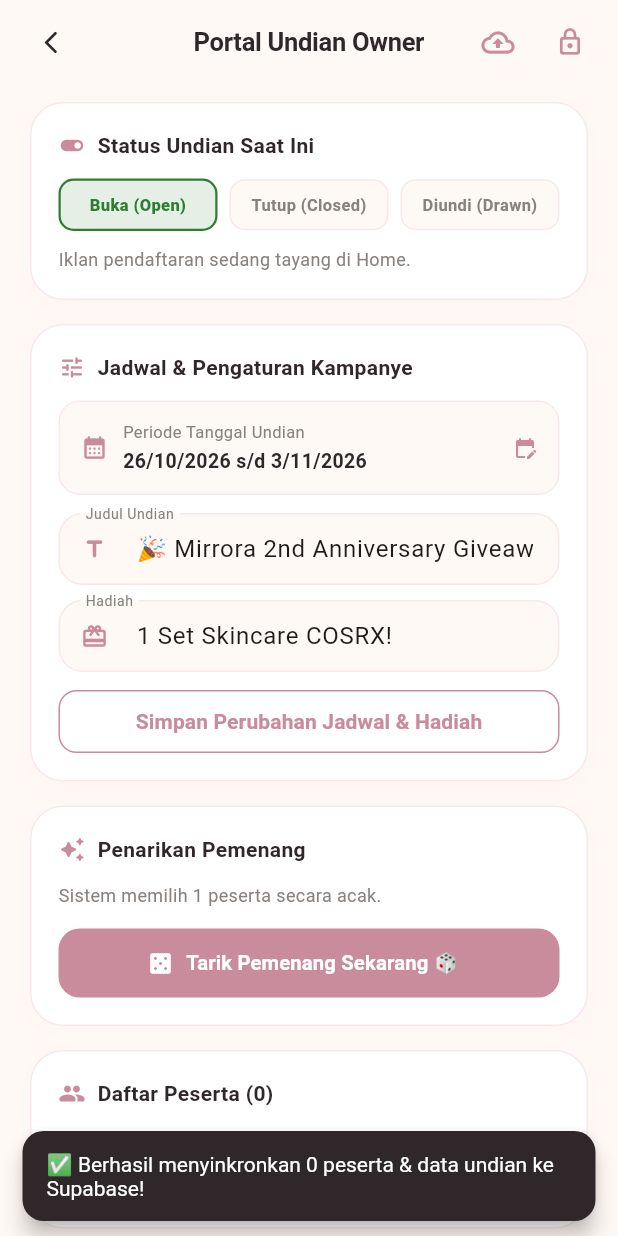
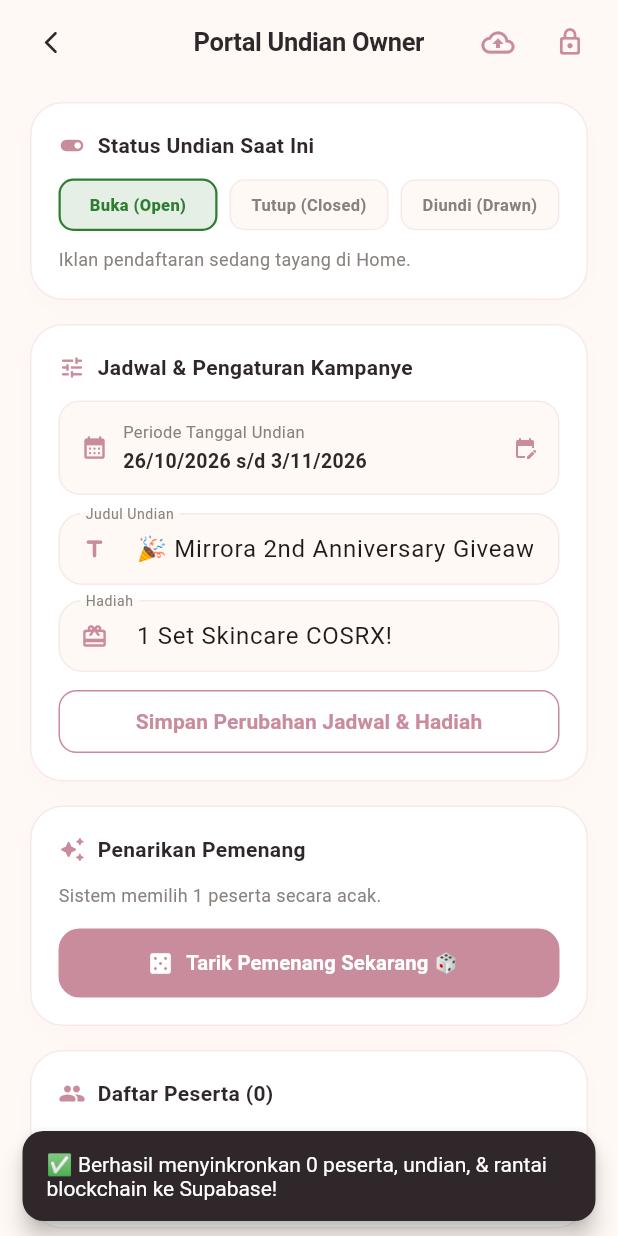
Before and after one commit to dndraamy/mirrora-app, a Flutter app: the AdminGiveawayScreen screen opened directly, after a tap on the "cloud upload" icon, on a phone screen of 412 x 824 dp. Run offline on Flutter 3.47's test engine with Material 3 defaults, Android fonts, the phone set to English and light mode, and no system bars; our stand-ins replace flutter_local_notifications, flutter_map, flutter_secure_storage, geolocator, hive_flutter, image_picker and 6 more; missing offline and left inert: bcrypt, noise_meter; accounts and stored records are empty; network calls fail.

Commit message:
fix: sinkronisasi rantai blockchain ke Supabase

```diff
--- a/lib/screens/admin_giveaway_screen.dart
+++ b/lib/screens/admin_giveaway_screen.dart
@@ -488,7 +488,7 @@ class _AdminGiveawayScreenState extends State<AdminGiveawayScreen> with WidgetsB
                 try {
                   final synced = await _service.syncLocalToSupabase();
                   if (mounted) {
-                    _showMessage('✅ Berhasil menyinkronkan $synced peserta & data undian ke Supabase!');
+                    _showMessage('✅ Berhasil menyinkronkan $synced peserta, undian, & rantai blockchain ke Supabase!');
                   }
                 } catch (e) {
                   if (mounted) _showMessage('Gagal sinkron: $e');
--- a/lib/services/giveaway_service.dart
+++ b/lib/services/giveaway_service.dart
@@ -73,8 +73,9 @@ class GiveawayService {
     voucherCountNotifier = ValueNotifier<int>(0);
     _initialized = true;
 
-    // 3. Sinkronisasi latar belakang dengan Supabase (pull peserta & status terkini)
+    // 3. Sinkronisasi latar belakang dengan Supabase (pull peserta, status terkini, & rantai blockchain)
     unawaited(_syncFromSupabase());
+    unawaited(_syncBlockchainFromSupabase());
   }
 
   /// Tarik data peserta & status kampanye terbaru dari Supabase ke lokal.
@@ -213,6 +214,83 @@ class GiveawayService {
         }
       }
     } catch (_) {
+    }
+  }
+
+  /// Tarik seluruh rantai blockchain dari tabel giveaway_blocks di Supabase untuk transparansi & audit publik
+  Future<void> _syncBlockchainFromSupabase() async {
+    try {
+      final supabase = Supabase.instance.client;
+      final res = await supabase
+          .from('giveaway_blocks')
+          .select()
+          .order('block_index', ascending: true);
+
+      final rows = res as List<dynamic>;
+      if (rows.isNotEmpty) {
+        final blocks = rows.map((r) => BlockchainBlock(
+          index: r['block_index'] as int? ?? 0,
+          timestamp: (r['timestamp'] is int)
+              ? r['timestamp'] as int
+              : int.tryParse(r['timestamp'].toString()) ?? 0,
+          campaignId: r['campaign_id'] as String? ?? '',
+          winnerId: r['winner_id'] as String? ?? '',
+          winnerName: r['winner_name'] as String? ?? '',
+          winnerEmail: r['winner_email'] as String? ?? '',
+          entryTicket: r['entry_ticket'] as String? ?? '',
+          prize: r['prize'] as String? ?? '',
+          totalParticipants: r['total_participants'] as int? ?? 0,
+          nonce: r['nonce'] as int? ?? 0,
+          previousHash: r['previous_hash'] as String? ?? '',
+          hash: r['hash'] as String? ?? '',
+        )).toList();
+
+        // Validasi integritas rantai dari Supabase
+        final remoteChain = SimpleBlockchain(chain: blocks);
+        if (remoteChain.verifyIntegrity()) {
+          _blockchain = remoteChain;
+          await _box.put(_blockchainKey, _blockchain.toJsonList());
+          debugPrint('⛓️ [Blockchain] Sinkron ${_blockchain.chain.length} blok valid dari Supabase giveaway_blocks!');
+        } else {
+          debugPrint('⚠️ [Blockchain] Rantai dari Supabase tidak lolos verifikasi integritas hash!');
+        }
+      } else {
+        // Jika tabel giveaway_blocks masih kosong di Supabase, unggah rantai lokal awal (Genesis dsb)
+        await _uploadBlockchainToSupabase();
+      }
+    } catch (e) {
+      debugPrint('ℹ️ [Blockchain] Info sync giveaway_blocks Supabase: $e');
+    }
+  }
+
+  /// Simpan / perbarui satu blok ke tabel giveaway_blocks di Supabase
+  Future<void> _saveBlockToSupabase(BlockchainBlock block) async {
+    try {
+      final supabase = Supabase.instance.client;
+      await supabase.from('giveaway_blocks').upsert({
+        'block_index': block.index,
+        'timestamp': block.timestamp,
+        'campaign_id': block.campaignId,
+        'winner_id': block.winnerId,
+        'winner_name': block.winnerName,
+        'winner_email': block.winnerEmail,
+        'entry_ticket': block.entryTicket,
+        'prize': block.prize,
+        'total_participants': block.totalParticipants,
+        'nonce': block.nonce,
+        'previous_hash': block.previousHash,
+        'hash': block.hash,
+      }, onConflict: 'block_index');
+      debugPrint('⛓️ [Blockchain] Blok #${block.index} (${block.hash.substring(0, 10)}...) tersimpan ke Supabase');
+    } catch (e) {
+      debugPrint('⚠️ [Blockchain] Gagal simpan blok #${block.index} ke Supabase: $e');
+    }
+  }
+
+  /// Unggah seluruh rantai blockchain lokal saat ini ke tabel giveaway_blocks di Supabase
+  Future<void> _uploadBlockchainToSupabase() async {
+    for (final block in _blockchain.chain) {
+      await _saveBlockToSupabase(block);
     }
   }
 
@@ -393,7 +471,7 @@ class GiveawayService {
     }
   }
 
-  /// Sinkronkan seluruh data peserta lokal dan data kampanye saat ini ke Supabase
+  /// Sinkronkan seluruh data peserta lokal, rantai blockchain, dan data kampanye saat ini ke Supabase
   Future<int> syncLocalToSupabase() async {
     final campaign = currentCampaign;
     int syncedCount = 0;
@@ -403,12 +481,15 @@ class GiveawayService {
       if (err == null) syncedCount++;
     }
 
+    // Unggah seluruh rantai blockchain ke Supabase (tabel giveaway_blocks)
+    await _uploadBlockchainToSupabase();
+
     await _upsertCampaignToSupabase(campaign);
     return syncedCount;
   }
 
   /// Pengundian Otomatis menggunakan Algoritma Acak Kriptografis (Random.secure)
-  /// dan Mengunci Hasil ke dalam Blockchain Lokal.
+  /// dan Mengunci Hasil ke dalam Blockchain Lokal & Supabase.
   Future<BlockchainBlock> drawWinner() async {
     final campaign = currentCampaign;
 
@@ -436,8 +517,9 @@ class GiveawayService {
       nonce: nonce,
     );
 
-    // 3. Simpan blockchain
+    // 3. Simpan blockchain secara lokal dan ke Supabase giveaway_blocks
     await _box.put(_blockchainKey, _blockchain.toJsonList());
+    await _saveBlockToSupabase(newBlock);
 
     // 4. Perbarui status kampanye menjadi DRAWN dan reset data klaim pemenang baru
     campaign.winnerBlock = newBlock;
```
